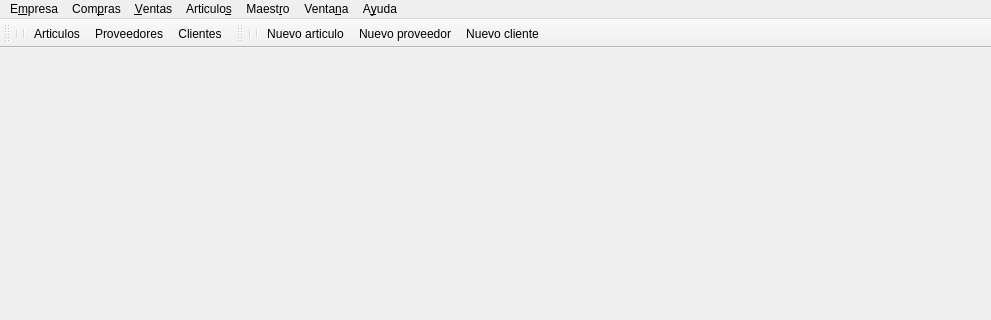
Qt form bulmages/bulmafact/src/bulmafactbase.ui (eboladev/Bulmages-1) before a commit; both pictures show x 0 to 991 and y 0 to 320 of the 991 by 569 pixel window.
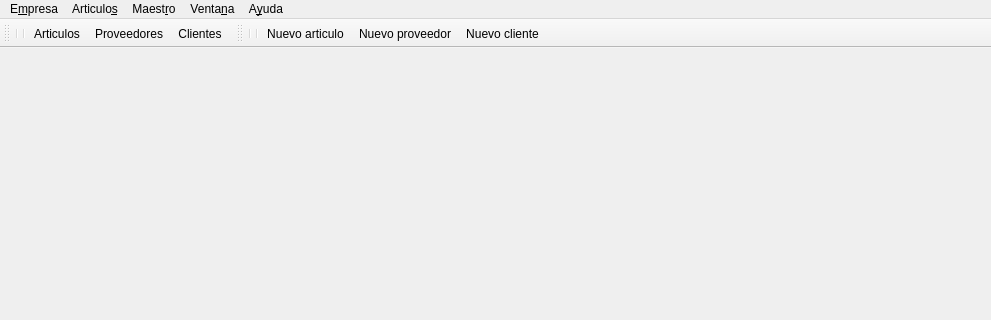
The same form after that commit. Icons and pictures are not drawn.

Commit message: Arreglo el tema de los menus vacios de compra y venta. Ahora los menos se crean desde los plugin que los necesitan en el caso que no existan. Tambien arreglo algunos menos (Herramientas y informes) que aparecian siempre despues del menu Ayuda (cosa muy fea) y ahora aparecen antes del menu ayuda. (NOTA: Qt es un poco precario en la administracion de la posicion de los elementos del menu y solo permite inserciones al final o antes de un elemento, pero aun asi creo que es suficiente).

Diff of the .ui file:
```diff
--- a/bulmages/bulmafact/src/bulmafactbase.ui
+++ b/bulmages/bulmafact/src/bulmafactbase.ui
@@ -41,19 +41,9 @@
      <x>0</x>
      <y>0</y>
      <width>991</width>
-     <height>24</height>
+     <height>25</height>
     </rect>
    </property>
-   <widget class="QMenu" name="menuCompras" >
-    <property name="title" >
-     <string>Com&amp;pras</string>
-    </property>
-   </widget>
-   <widget class="QMenu" name="menuVentas" >
-    <property name="title" >
-     <string>&amp;Ventas</string>
-    </property>
-   </widget>
    <widget class="QMenu" name="menuAcerca_de" >
     <property name="title" >
      <string>A&amp;yuda</string>
@@ -114,8 +104,6 @@
     <addaction name="actionIndexador" />
    </widget>
    <addaction name="menuEmpresa" />
-   <addaction name="menuCompras" />
-   <addaction name="menuVentas" />
    <addaction name="menuArticulos" />
    <addaction name="menuMaestro" />
    <addaction name="menuVentana" />
```
Left out of the diff: 14 changed lines with no effect on the pictures. The commit also changes 17 other files.
